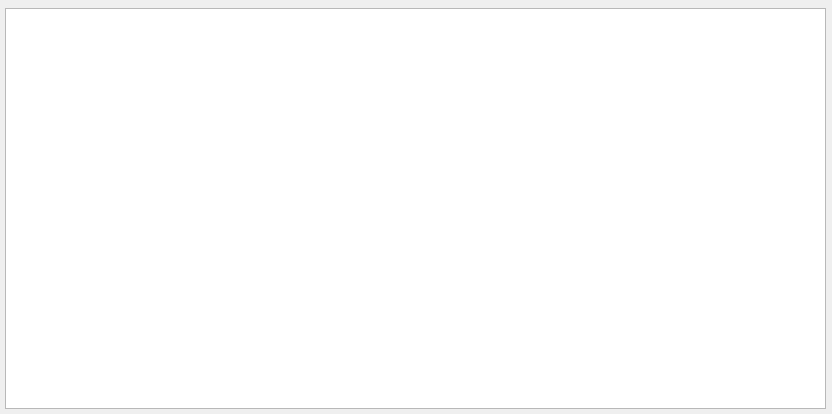
kolyanu4/couchman, file couchman/forms/WorkersWindow.ui: the form before one commit.
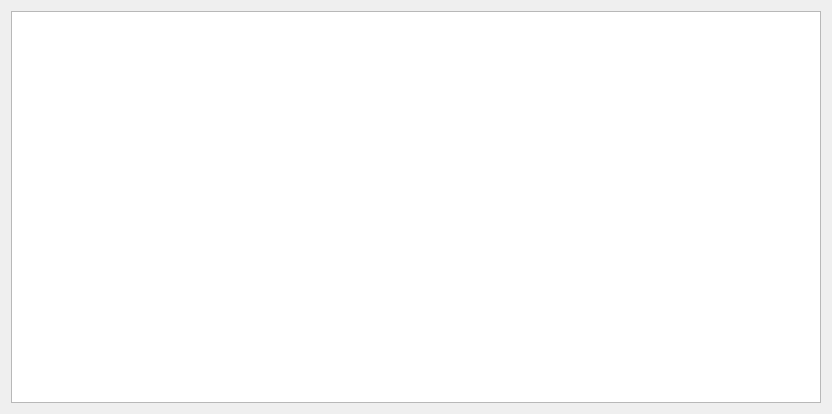
The form after the commit.

```diff
--- a/couchman/forms/WorkersWindow.ui
+++ b/couchman/forms/WorkersWindow.ui
@@ -13,15 +13,9 @@
   <property name="windowTitle">
    <string>Workers List</string>
   </property>
+  <layout class="QGridLayout" name="gridLayout">
+   <item row="0" column="0">
   <widget class="QTreeView" name="workers_table">
-   <property name="geometry">
-    <rect>
-     <x>5</x>
-     <y>8</y>
-     <width>821</width>
-     <height>401</height>
-    </rect>
-   </property>
    <property name="editTriggers">
     <set>QAbstractItemView::NoEditTriggers</set>
    </property>
@@ -38,6 +32,8 @@
     <bool>false</bool>
    </property>
   </widget>
+   </item>
+  </layout>
  </widget>
  <resources/>
  <connections/>
```
Lines whose indentation alone changed are shown as unchanged.
